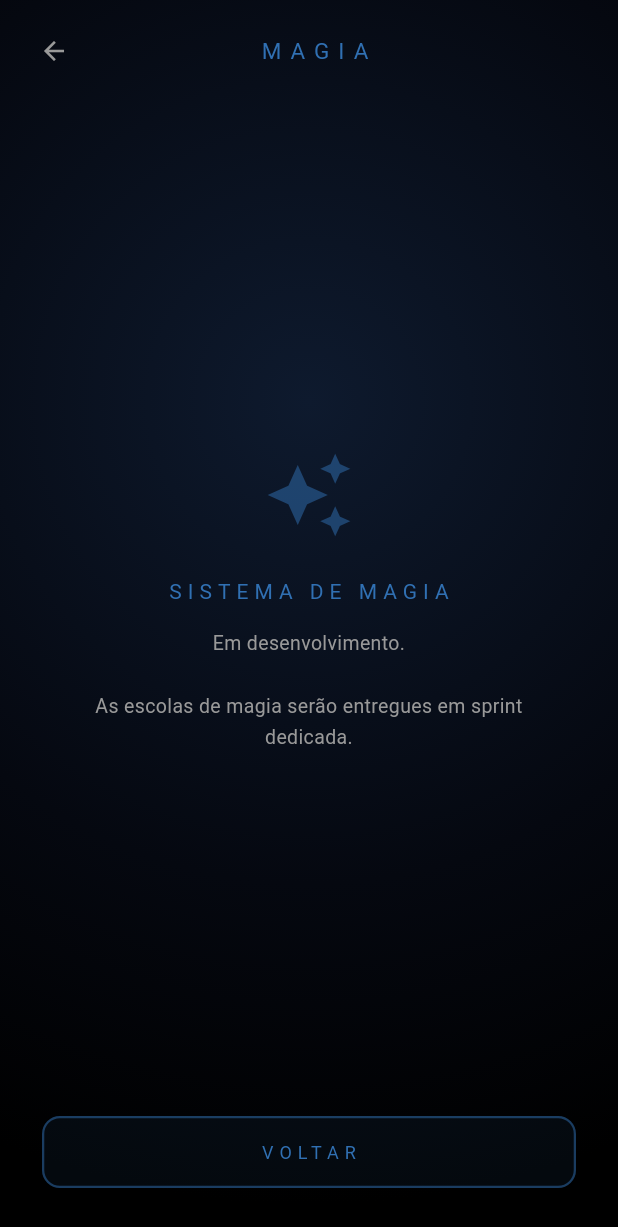
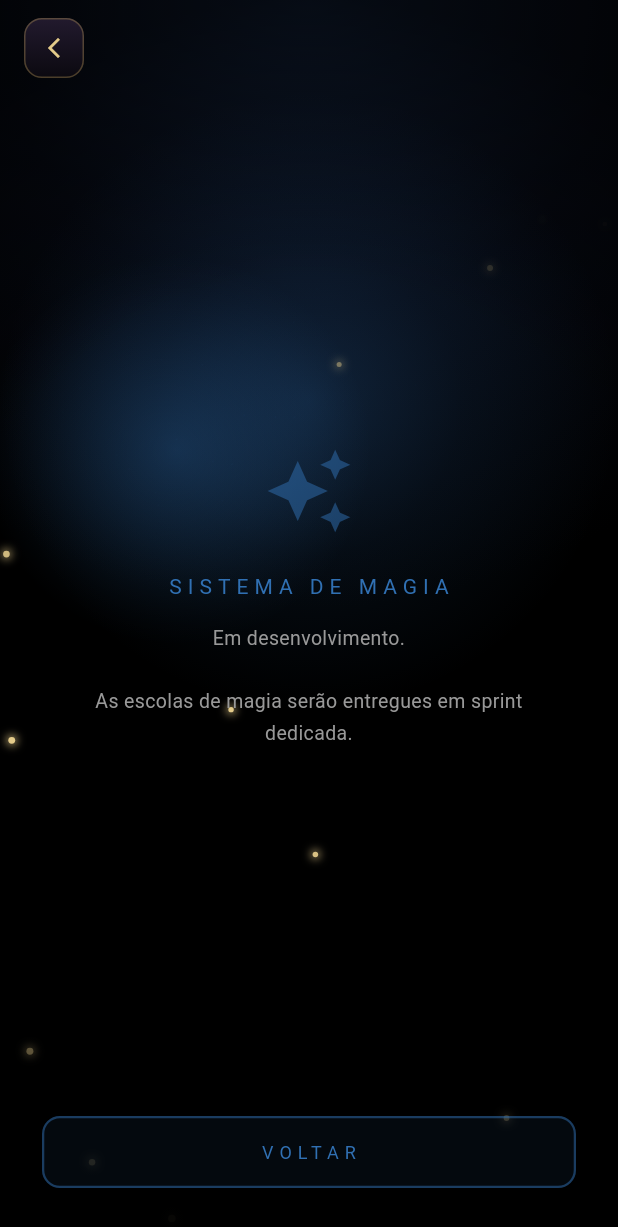
Before and after one commit to NoHeroe/App_Noheroes, a Flutter app: the MagicHubScreen screen opened by its route, on a phone screen of 412 x 824 dp. Shown: the top 1227 px of the screen. Run offline on Flutter 3.47's test engine with Material 3 defaults, Android fonts, the phone set to English and light mode, and no system bars; our stand-ins replace drift, flutter_animate, flutter_local_notifications, flutter_riverpod, go_router, google_fonts and 3 more; missing offline and left inert: flutter_3d_controller; accounts and stored records are empty.

Commit message:
feat(ui): back-button padrao + atmosfera em magia/guilda/faccao/notificacoes
- NhBackButton (canPop? pop : fallback) substitui as setas antigas.
- NhAtmosphere de fundo (magia com tint azul; demais roxo).
- Magia e Notificacoes: titulo removido (Notificacoes mantem badge de nao-lidas).
- Guilda/Faccao mantem o header informativo (emblema/nome), so o botao padronizado.

Co-Authored-By: Claude Opus 4.8 <noreply@anthropic.com>

```diff
--- a/lib/presentation/magic/screens/magic_hub_screen.dart
+++ b/lib/presentation/magic/screens/magic_hub_screen.dart
@@ -3,6 +3,8 @@ import 'package:flutter_riverpod/flutter_riverpod.dart';
 import 'package:go_router/go_router.dart';
 import 'package:google_fonts/google_fonts.dart';
 import '../../../core/constants/app_colors.dart';
+import '../../shared/widgets/nh_atmosphere.dart';
+import '../../shared/widgets/nh_back_button.dart';
 
 // Placeholder da Fase 1 — estrutura de escolas de magia entra em sprint
 // dedicada (Fase 2.x ou 3.x). Mana-users nível 25+ caem aqui.
@@ -16,45 +18,22 @@ class MagicHubScreen extends ConsumerWidget {
       body: Stack(
         fit: StackFit.expand,
         children: [
-          const DecoratedBox(
-            decoration: BoxDecoration(
-              gradient: RadialGradient(
-                center: Alignment(0, -0.35),
-                radius: 1.3,
-                colors: [
-                  Color(0xFF0E1A2E),
-                  Color(0xFF050810),
-                  AppColors.black,
-                ],
-                stops: [0.0, 0.6, 1.0],
-              ),
-            ),
+          const NhAtmosphere(
+            glow: AppColors.mp,
+            base: [Color(0xFF0E1A2E), Color(0xFF050810), AppColors.black],
           ),
           SafeArea(
             child: Column(
               children: [
                 Padding(
-                  padding: const EdgeInsets.fromLTRB(12, 10, 12, 0),
+                  padding: const EdgeInsets.fromLTRB(16, 12, 16, 0),
                   child: Row(
                     children: [
-                      IconButton(
-                        icon: const Icon(Icons.arrow_back,
-                            color: AppColors.textSecondary, size: 20),
-                        onPressed: () => context.go('/sanctuary'),
+                      NhBackButton(
+                        onTap: () => context.canPop()
+                            ? context.pop()
+                            : context.go('/sanctuary'),
                       ),
-                      Expanded(
-                        child: Center(
-                          child: Text(
-                            'MAGIA',
-                            style: GoogleFonts.cinzelDecorative(
-                              fontSize: 15,
-                              color: AppColors.mp,
-                              letterSpacing: 6,
-                            ),
-                          ),
-                        ),
-                      ),
-                      const SizedBox(width: 40),
                     ],
                   ),
                 ),
```
Also changed, not shown: lib/presentation/faction/screens/faction_screen.dart (+12 -5 lines), lib/presentation/guild/screens/guild_screen.dart (+15 -7 lines), lib/presentation/notifications/notifications_screen.dart (+15 -11 lines).
